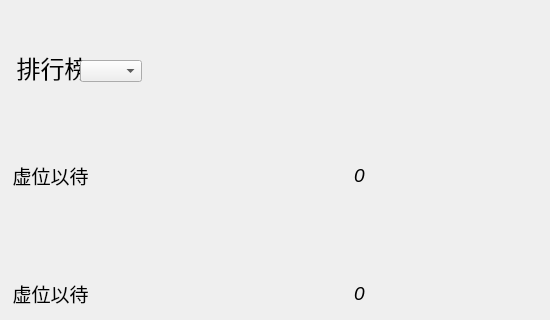
Qt form MyWhiteBlock3.0/rank_board.ui (PKUZhangHQ/PianoTiles) before a commit; both pictures show x 450 to 1000 and y 0 to 320 of the 1000 by 800 pixel window.
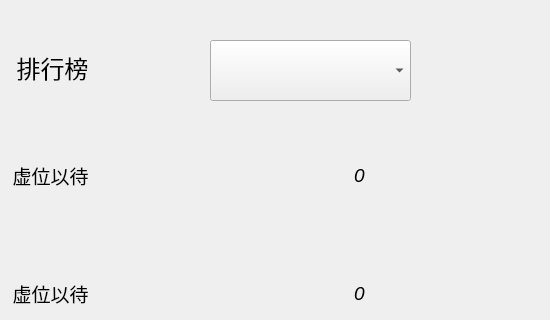
The same form after that commit.

What changed in the file:
```diff
--- a/MyWhiteBlock3.0/rank_board.ui
+++ b/MyWhiteBlock3.0/rank_board.ui
@@ -327,12 +327,17 @@
   <widget class="QComboBox" name="diffBox">
    <property name="geometry">
     <rect>
-     <x>530</x>
-     <y>60</y>
-     <width>62</width>
-     <height>22</height>
+     <x>660</x>
+     <y>40</y>
+     <width>201</width>
+     <height>61</height>
     </rect>
    </property>
+   <property name="font">
+    <font>
+     <pointsize>14</pointsize>
+    </font>
+   </property>
   </widget>
  </widget>
  <resources/>
```
